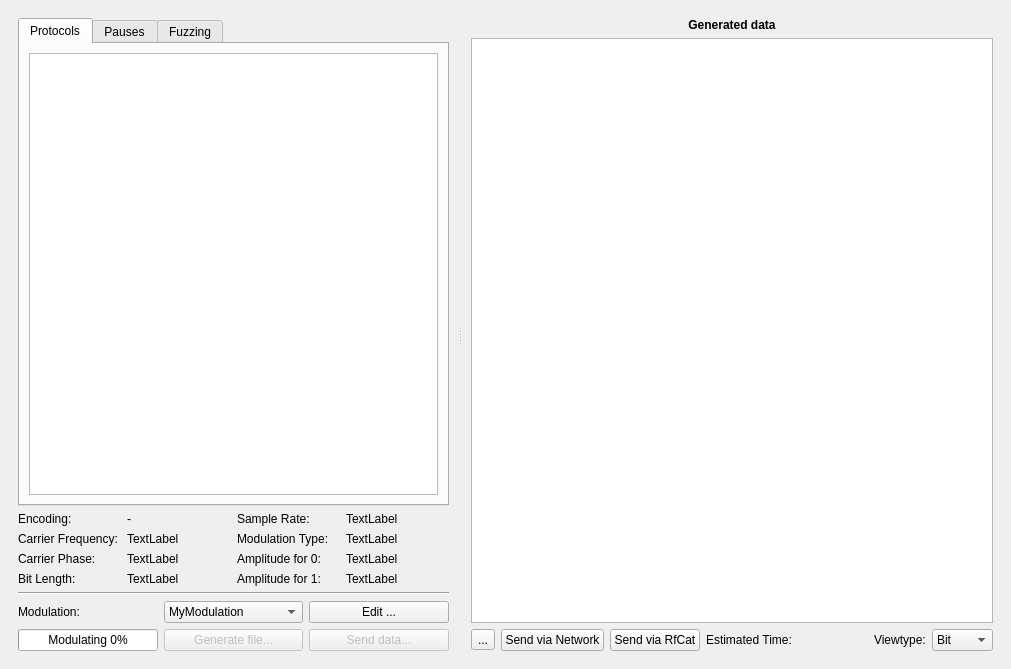
Old version of the form ui/generator.ui in the repository jopohl/urh.
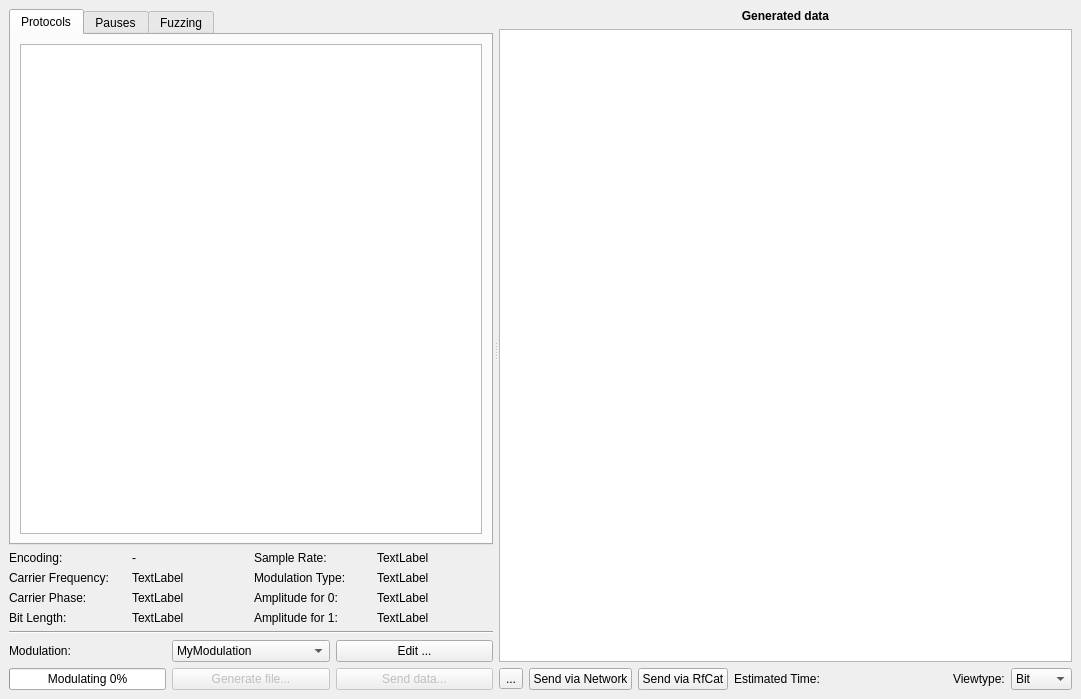
New version of the form. Icons and pictures are not drawn. Custom widgets are drawn as their Qt base class.

Commit message: fix layout spacings

```diff
--- a/ui/generator.ui
+++ b/ui/generator.ui
@@ -6,14 +6,14 @@
    <rect>
     <x>0</x>
     <y>0</y>
-    <width>1011</width>
-    <height>669</height>
+    <width>1081</width>
+    <height>699</height>
    </rect>
   </property>
   <property name="windowTitle">
    <string>Form</string>
   </property>
-  <layout class="QVBoxLayout" name="verticalLayout_2">
+  <layout class="QVBoxLayout" name="verticalLayout_3">
    <property name="spacing">
     <number>0</number>
    </property>
@@ -34,9 +34,6 @@
      <property name="frameShape">
       <enum>QFrame::NoFrame</enum>
      </property>
-     <property name="frameShadow">
-      <enum>QFrame::Sunken</enum>
-     </property>
      <property name="widgetResizable">
       <bool>true</bool>
      </property>
@@ -45,11 +42,11 @@
        <rect>
         <x>0</x>
         <y>0</y>
-        <width>1234</width>
-        <height>656</height>
+        <width>1081</width>
+        <height>699</height>
        </rect>
       </property>
-      <layout class="QVBoxLayout" name="verticalLayout_3">
+      <layout class="QVBoxLayout" name="verticalLayout_2">
        <item>
         <widget class="QSplitter" name="splitter">
          <property name="styleSheet">
@@ -65,13 +62,10 @@
          <property name="orientation">
           <enum>Qt::Horizontal</enum>
          </property>
-         <widget class="QFrame" name="frame_2">
-          <property name="frameShape">
-           <enum>QFrame::NoFrame</enum>
-          </property>
-          <property name="frameShadow">
-           <enum>QFrame::Raised</enum>
-          </property>
+         <property name="handleWidth">
+          <number>6</number>
+         </property>
+         <widget class="QWidget" name="layoutWidget_2">
           <layout class="QVBoxLayout" name="verticalLayout">
            <item>
             <widget class="QTabWidget" name="tabWidget">
@@ -94,7 +88,7 @@
               <attribute name="title">
                <string>Protocols</string>
               </attribute>
-              <layout class="QHBoxLayout" name="horizontalLayout">
+              <layout class="QVBoxLayout" name="verticalLayout_4">
                <item>
                 <widget class="GeneratorTreeView" name="treeProtocols">
                  <property name="sizePolicy">
@@ -452,62 +446,25 @@
            </item>
           </layout>
          </widget>
-         <widget class="QFrame" name="frame">
-          <property name="frameShape">
-           <enum>QFrame::NoFrame</enum>
-          </property>
-          <property name="frameShadow">
-           <enum>QFrame::Raised</enum>
-          </property>
-          <layout class="QGridLayout" name="gridLayout">
-           <item row="2" column="7">
-            <widget class="QLabel" name="lViewType">
-             <property name="sizePolicy">
-              <sizepolicy hsizetype="Fixed" vsizetype="Preferred">
-               <horstretch>0</horstretch>
-               <verstretch>0</verstretch>
-              </sizepolicy>
+         <widget class="QWidget" name="layoutWidget">
+          <layout class="QGridLayout" name="gridLayout_2">
+           <item row="0" column="0" colspan="7">
+            <widget class="QLabel" name="label_3">
+             <property name="font">
+              <font>
+               <weight>75</weight>
+               <bold>true</bold>
+              </font>
              </property>
              <property name="text">
-              <string>Viewtype:</string>
+              <string>Generated data</string>
              </property>
-            </widget>
-           </item>
-           <item row="2" column="6">
-            <spacer name="horizontalSpacer_3">
-             <property name="orientation">
-              <enum>Qt::Horizontal</enum>
+             <property name="alignment">
+              <set>Qt::AlignCenter</set>
              </property>
-             <property name="sizeHint" stdset="0">
-              <size>
-               <width>38</width>
-               <height>22</height>
-              </size>
-             </property>
-            </spacer>
-           </item>
-           <item row="2" column="3">
-            <widget class="QLabel" name="lEstimatedTime">
-             <property name="toolTip">
-              <string>&lt;html&gt;&lt;head/&gt;&lt;body&gt;&lt;p&gt;The estimated average time is based on the average number of bits per message and average sample rate, you set for the modulations.&lt;/p&gt;&lt;/body&gt;&lt;/html&gt;</string>
-             </property>
-             <property name="text">
-              <string>Estimated Time: </string>
-             </property>
             </widget>
            </item>
-           <item row="2" column="0">
-            <widget class="QToolButton" name="btnSave">
-             <property name="text">
-              <string>...</string>
-             </property>
-             <property name="icon">
-              <iconset theme="document-save">
-               <normaloff>.</normaloff>.</iconset>
-             </property>
-            </widget>
-           </item>
-           <item row="1" column="0" colspan="9">
+           <item row="1" column="0" colspan="7">
             <widget class="GeneratorTableView" name="tableMessages">
              <property name="acceptDrops">
               <bool>true</bool>
@@ -547,41 +504,17 @@
              </attribute>
             </widget>
            </item>
-           <item row="0" column="0" colspan="9">
-            <widget class="QLabel" name="label_3">
-             <property name="font">
-              <font>
-               <weight>75</weight>
-               <bold>true</bold>
-              </font>
-             </property>
+           <item row="2" column="0">
+            <widget class="QToolButton" name="btnSave">
              <property name="text">
-              <string>Generated data</string>
+              <string>...</string>
              </property>
-             <property name="alignment">
-              <set>Qt::AlignCenter</set>
+             <property name="icon">
+              <iconset theme="document-save">
+               <normaloff>.</normaloff>.</iconset>
              </property>
             </widget>
            </item>
-           <item row="2" column="8">
-            <widget class="QComboBox" name="cbViewType">
-             <item>
-              <property name="text">
-               <string>Bit</string>
-              </property>
-             </item>
-             <item>
-              <property name="text">
-               <string>Hex</string>
-              </property>
-             </item>
-             <item>
-              <property name="text">
-               <string>ASCII</string>
-              </property>
-             </item>
-            </widget>
-           </item>
            <item row="2" column="1">
             <widget class="QPushButton" name="btnNetworkSDRSend">
              <property name="toolTip">
@@ -613,6 +546,61 @@
              </property>
             </widget>
            </item>
+           <item row="2" column="3">
+            <widget class="QLabel" name="lEstimatedTime">
+             <property name="toolTip">
+              <string>&lt;html&gt;&lt;head/&gt;&lt;body&gt;&lt;p&gt;The estimated average time is based on the average number of bits per message and average sample rate, you set for the modulations.&lt;/p&gt;&lt;/body&gt;&lt;/html&gt;</string>
+             </property>
+             <property name="text">
+              <string>Estimated Time: </string>
+             </property>
+            </widget>
+           </item>
+           <item row="2" column="4">
+            <spacer name="horizontalSpacer_3">
+             <property name="orientation">
+              <enum>Qt::Horizontal</enum>
+             </property>
+             <property name="sizeHint" stdset="0">
+              <size>
+               <width>38</width>
+               <height>22</height>
+              </size>
+             </property>
+            </spacer>
+           </item>
+           <item row="2" column="5">
+            <widget class="QLabel" name="lViewType">
+             <property name="sizePolicy">
+              <sizepolicy hsizetype="Fixed" vsizetype="Preferred">
+               <horstretch>0</horstretch>
+               <verstretch>0</verstretch>
+              </sizepolicy>
+             </property>
+             <property name="text">
+              <string>Viewtype:</string>
+             </property>
+            </widget>
+           </item>
+           <item row="2" column="6">
+            <widget class="QComboBox" name="cbViewType">
+             <item>
+              <property name="text">
+               <string>Bit</string>
+              </property>
+             </item>
+             <item>
+              <property name="text">
+               <string>Hex</string>
+              </property>
+             </item>
+             <item>
+              <property name="text">
+               <string>ASCII</string>
+              </property>
+             </item>
+            </widget>
+           </item>
           </layout>
           <zorder>cbViewType</zorder>
           <zorder>lViewType</zorder>
```
Left out of the diff: 29 changed lines with no effect on the pictures. The commit also changes 4 other files.
